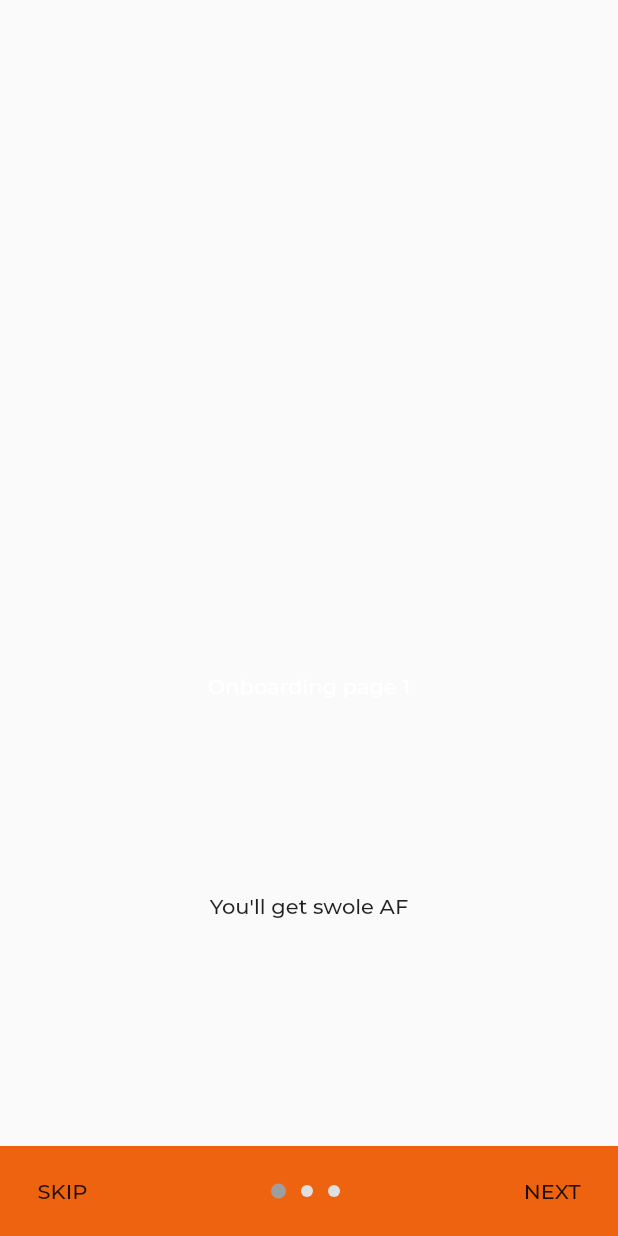
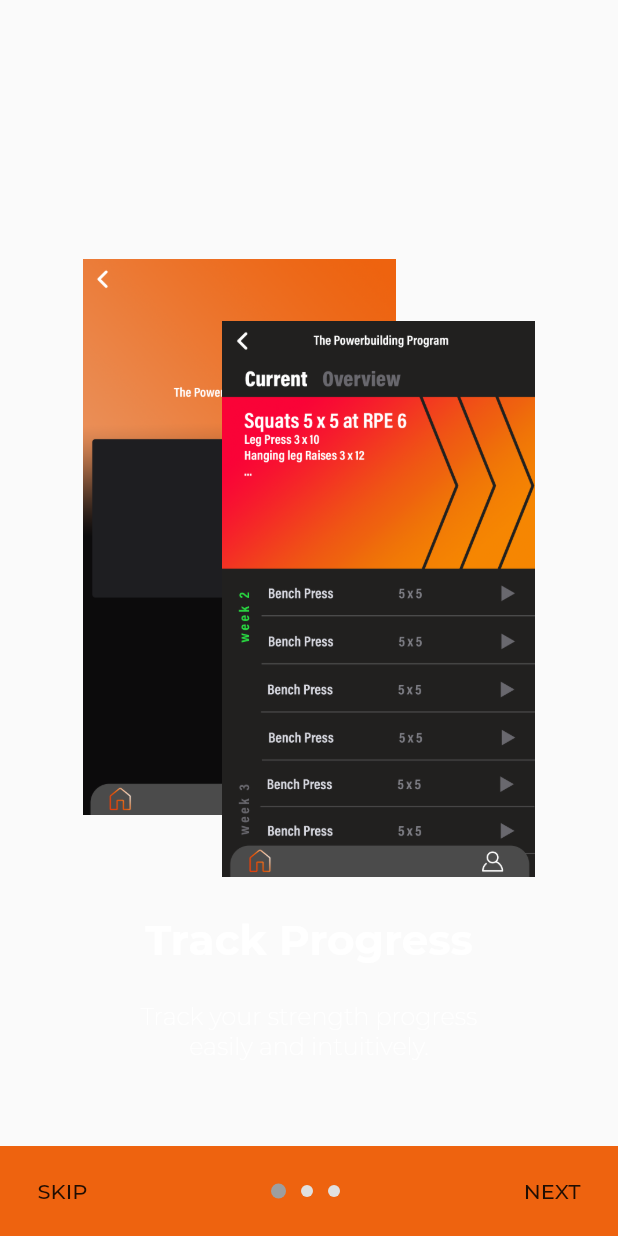
Before and after one commit to boahfitness/Juma, a Flutter app: the Onboarding screen opened directly, on a phone screen of 412 x 824 dp. Run offline on Flutter 3.47's test engine with Material 2 defaults, Android fonts, the phone set to English and light mode, and no system bars; our stand-ins replace firebase_auth, flare_flutter, page_transition, video_player; accounts and stored records are empty; statements that could not run were skipped; project files that could hold a hidden picture were left out.

Commit message:
updates to onboarding 1.0

```diff
--- a/lib/pages/onboarding/pages.dart
+++ b/lib/pages/onboarding/pages.dart
@@ -1,10 +1,15 @@
 import 'package:flutter/material.dart';
-import 'package:juma/widgets/backgroundVideo.dart';
+//import 'package:juma/theme/Colors.dart';
+//import 'package:juma/widgets/backgroundVideo.dart';
 
 List<Page> getPages() {
   return [
-    Page(title: 'Onboarding page 1', desc: "You'll get swole AF", videoPath: "assets/video/antonioDeadlift.mp4",),
-    Page(title: 'Onboarding page 2', desc: "And you'll get strong AF", videoPath: "assets/video/Lauren.mp4",),
+    Page(
+      title: 'Track Progress',
+      desc: "Track your strength progress easily and intuitively.",
+      videoPath: "assets/video/antonioDeadlift.mp4",
+    ),
+    Page(title: 'Create Programs', desc: "And you'll get strong AF", videoPath: "assets/video/Lauren.mp4",),
     Page(title: 'Onboarding page 3', desc: "but you gotta put in the work", videoPath: "assets/video/paul.mp4",)
   ];
 }
@@ -13,7 +18,6 @@ class Page extends StatelessWidget {
   final String title, desc, videoPath;
 
   Page({this.title, this.desc, this.videoPath});
-
   @override
   Widget build(BuildContext context) {
     return Container(
@@ -33,22 +37,52 @@ class PageUI extends StatelessWidget {
 
   @override
   Widget build(BuildContext context) {
+    double screenHeight = MediaQuery.of(context).size.height;
+    double screenWidth = MediaQuery.of(context).size.width;
+
     return Container(
       child: Padding(
-        padding: const EdgeInsets.all(8.0),
+        padding: EdgeInsets.all(8.0),
         child: Column(
           children: <Widget>[
-            Expanded(
-              flex: 6,
-              child: Container(),
+            SizedBox(height: screenHeight * 0.2,),
+            SizedBox(
+              height: screenHeight * 0.5,
+              width: screenWidth,
+              child: Center(
+                child: Stack(
+                  children: <Widget>[
+                    Transform.scale(
+                      scale: 0.9,
+                      origin: Offset(-350.0, 0.0),
+                      alignment: Alignment.topLeft,
+                      child: AspectRatio(
+                        aspectRatio: 9 / 16,
+                        child: Image.asset('assets/onboardingScreens/trackProgress2.png'),
+                      ),
+                    ),
+                    Transform.scale(
+                      scale: 0.9,
+                      origin: Offset(350.0, 0.0),
+                      alignment: Alignment.bottomRight,
+                      child: AspectRatio(
+                        aspectRatio: 9 / 16,
+                        child: Image.asset('assets/onboardingScreens/trackProgress1.png'),
+                      ),
+                    )
+                  ],
+                ),
+              ),
             ),
-            Expanded(
-              flex: 2,
-              child: Text(title, style: TextStyle(color: Colors.white),),
-            ),
-            Expanded(
-              flex: 3,
-              child: Text(desc),
+            SizedBox(height: screenHeight * 0.03,),
+            Text(title, style: TextStyle(color: Colors.white, fontSize: 28, fontWeight: FontWeight.w800),),
+            SizedBox(height: screenHeight * 0.03,),
+            Padding(
+              padding: EdgeInsets.symmetric(horizontal: 65.0),
+              child: Text(desc,
+              textAlign: TextAlign.center,
+              style: TextStyle(color: Colors.white, fontSize: 16, fontWeight: FontWeight.w200),
+              ),
             ),
           ],
         ),
--- a/pubspec.yaml
+++ b/pubspec.yaml
@@ -50,6 +50,7 @@ flutter:
   assets:
    - assets/
    - assets/video/
+   - assets/onboardingScreens/
 
   # An image asset can refer to one or more resolution-specific "variants", see
   # https://flutter.dev/assets-and-images/#resolution-aware.
```
Also changed, not shown: lib/pages/onboarding/onboarding.dart (+52 -1 lines), lib/welcomePage.dart (+27 -8 lines), assets/onboardingScreens/trackProgress1.png (added), assets/onboardingScreens/trackProgress2.png (added).
